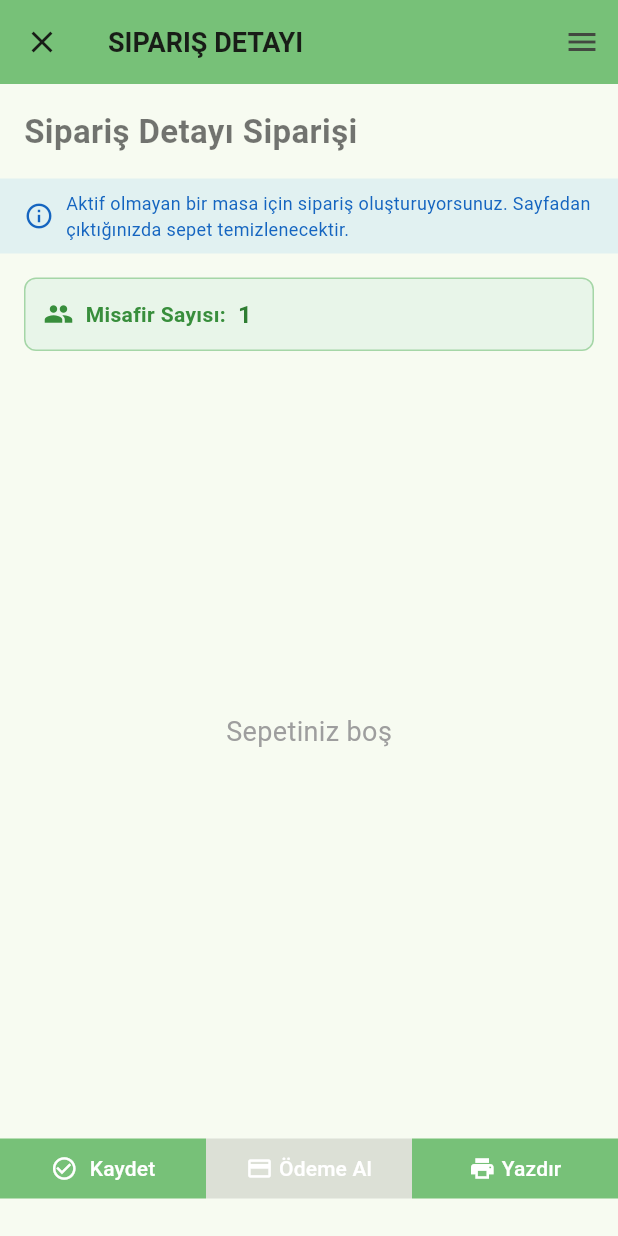
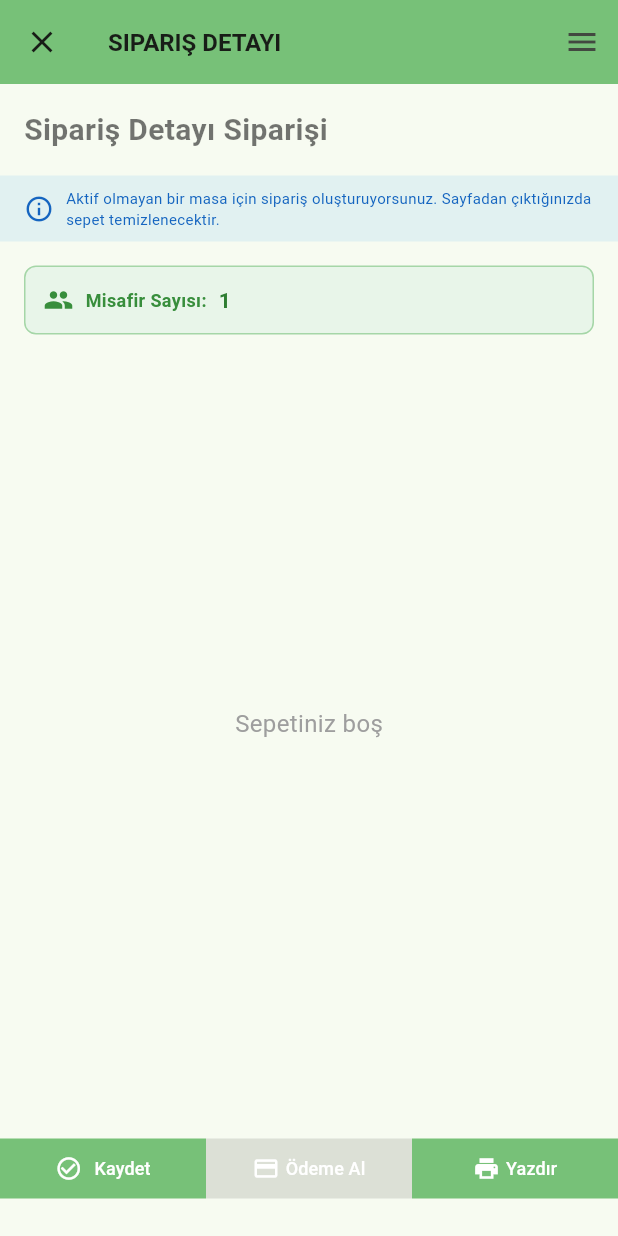
Before and after one commit to gorkemoa/pos701, a Flutter app: the BasketView screen opened by its route, on a phone screen of 412 x 824 dp. Run offline on Flutter 3.47's test engine with Material 3 defaults, Android fonts, the phone set to English and light mode, and no system bars; our stand-ins replace dio, fl_chart, logger, shared_preferences; accounts and stored records are empty.

Commit message:
Metin boyutları güncellendi. Sepet ve sipariş listesi görünümündeki metinlerin font boyutları küçültüldü, böylece kullanıcı arayüzü daha uyumlu hale getirildi. Ayrıca, sipariş listesi görünümünde düzenlemeler yapılarak, durum rozetleri ve detay satırları eklendi.

```diff
--- a/lib/views/basket_view.dart
+++ b/lib/views/basket_view.dart
@@ -382,10 +382,10 @@ class _BasketViewState extends State<BasketView> {
             children: [
               Text(
                 widget.tableName.toUpperCase(),
-                style: const TextStyle(fontSize: 18, fontWeight: FontWeight.bold),
+                style: const TextStyle(fontSize: 16, fontWeight: FontWeight.bold),
               ),
               if (widget.orderID != null)
-                Text("Sipariş #${widget.orderID}", style: const TextStyle(fontSize: 14)),
+                Text("Sipariş #${widget.orderID}", style: const TextStyle(fontSize: 12)),
             ],
           ),
           leading: IconButton(
@@ -417,7 +417,7 @@ class _BasketViewState extends State<BasketView> {
                         Text(
                           "${widget.tableName} Siparişi",
                           style: const TextStyle(
-                            fontSize: 22,
+                            fontSize: 20,
                             fontWeight: FontWeight.bold,
                             color: Colors.black54,
                           ),
@@ -444,7 +444,7 @@ class _BasketViewState extends State<BasketView> {
                                 Text(
                                   "#${widget.orderID}",
                                   style: TextStyle(
-                                    fontSize: 14,
+                                    fontSize: 12,
                                     fontWeight: FontWeight.bold,
                                     color: Color(AppConstants.primaryColorValue),
                                   ),
@@ -470,7 +470,7 @@ class _BasketViewState extends State<BasketView> {
                             child: Text(
                               "Mevcut siparişi düzenliyorsunuz. Güncellemek için tüm ürünleri ekleyin ve Güncelle butonuna basın.",
                               style: TextStyle(
-                                fontSize: 12,
+                                fontSize: 10,
                                 color: Colors.amber.shade800,
                               ),
                             ),
@@ -493,7 +493,7 @@ class _BasketViewState extends State<BasketView> {
                             child: Text(
                               "Aktif olmayan bir masa için sipariş oluşturuyorsunuz. Sayfadan çıktığınızda sepet temizlenecektir.",
                               style: TextStyle(
-                                fontSize: 12,
+                                fontSize: 10,
                                 color: Colors.blue.shade800,
                               ),
                             ),
@@ -526,7 +526,7 @@ class _BasketViewState extends State<BasketView> {
                                   style: TextStyle(
                                     fontWeight: FontWeight.bold,
                                     color: Colors.blue.shade700,
-                                    fontSize: 14,
+                                    fontSize: 12,
                                   ),
                                 ),
                                 const SizedBox(height: 4),
@@ -534,7 +534,7 @@ class _BasketViewState extends State<BasketView> {
                                   _orderDesc,
                                   style: TextStyle(
                                     color: Colors.blue.shade800,
-                                    fontSize: 13,
+                                    fontSize: 11,
                                   ),
                                 ),
                               ],
@@ -562,7 +562,7 @@ class _BasketViewState extends State<BasketView> {
                           style: TextStyle(
                             fontWeight: FontWeight.bold,
                             color: Colors.green.shade700,
-                            fontSize: 14,
+                            fontSize: 12,
                           ),
                         ),
                         const SizedBox(width: 8),
@@ -570,7 +570,7 @@ class _BasketViewState extends State<BasketView> {
                           '$_orderGuest',
                           style: TextStyle(
                             color: Colors.green.shade800,
-                            fontSize: 16,
+                            fontSize: 14,
                             fontWeight: FontWeight.bold,
                           ),
                         ),
@@ -586,7 +586,7 @@ class _BasketViewState extends State<BasketView> {
                           return const Center(
                             child: Text(
                               "Sepetiniz boş",
-                              style: TextStyle(fontSize: 18, color: Colors.grey),
+                              style: TextStyle(fontSize: 16, color: Colors.grey),
                             ),
                           );
                         }
@@ -680,7 +680,7 @@ class _BasketViewState extends State<BasketView> {
                                 const SizedBox(width: 8),
                                 Text(
                                   widget.orderID != null ? "Güncelle" : "Kaydet",
-                                  style: const TextStyle(color: Colors.white, fontSize: 14)
+                                  style: const TextStyle(color: Colors.white, fontSize: 12)
                                 ),
                               ],
                             ),
@@ -754,7 +754,7 @@ class _BasketViewState extends State<BasketView> {
                               children: [
                                 Icon(Icons.payment, color: Colors.white, size: 18),
                                 SizedBox(width: 4),
-                                Text("Ödeme Al", style: TextStyle(color: Colors.white, fontSize: 14)),
+                                Text("Ödeme Al", style: TextStyle(color: Colors.white, fontSize: 12)),
                               ],
                             ),
                           ),
@@ -780,7 +780,7 @@ class _BasketViewState extends State<BasketView> {
                               children: [
                                 Icon(Icons.print, color: Colors.white, size: 18),
                                 SizedBox(width: 4),
-                                Text("Yazdır", style: TextStyle(color: Colors.white, fontSize: 14)),
+                                Text("Yazdır", style: TextStyle(color: Colors.white, fontSize: 12)),
                               ],
                             ),
                           ),
@@ -834,7 +834,7 @@ class _BasketViewState extends State<BasketView> {
               padding: const EdgeInsets.symmetric(horizontal: 8.0),
               child: Text(
                 item.proQty.toString(),
-                style: const TextStyle(fontSize: 16, fontWeight: FontWeight.bold),
+                style: const TextStyle(fontSize: 14, fontWeight: FontWeight.bold),
               ),
             ),
 
@@ -858,7 +858,7 @@ class _BasketViewState extends State<BasketView> {
                         Expanded(
                           child: Text(
                             item.product.proName,
-                            style: const TextStyle(fontSize: 16, fontWeight: FontWeight.bold),
+                            style: const TextStyle(fontSize: 14, fontWeight: FontWeight.bold),
                           ),
                         ),
                         if (item.isGift)
@@ -889,12 +889,12 @@ class _BasketViewState extends State<BasketView> {
                     ),
                     Text(
                       "Birim Fiyat: ₺${item.product.proPrice}",
-                      style: TextStyle(fontSize: 12, color: Colors.grey.shade600),
+                      style: TextStyle(fontSize: 10, color: Colors.grey.shade600),
                     ),
                     if (item.proNote.isNotEmpty)
                       Text(
                         "Not: ${item.proNote}",
-                        style: TextStyle(fontSize: 12, color: Colors.blue.shade600, fontStyle: FontStyle.italic),
+                        style: TextStyle(fontSize: 10, color: Colors.blue.shade600, fontStyle: FontStyle.italic),
                         maxLines: 1,
                         overflow: TextOverflow.ellipsis,
                       ),
@@ -909,7 +909,7 @@ class _BasketViewState extends State<BasketView> {
                 Text(
                   item.isGift ? "₺0.00" : "₺${item.totalPrice.toStringAsFixed(2)}",
                   style: TextStyle(
-                    fontSize: 16,
+                    fontSize: 14,
                     fontWeight: FontWeight.bold,
                     color: item.isGift ? Colors.red.shade700 : Colors.black,
                   ),
@@ -917,7 +917,7 @@ class _BasketViewState extends State<BasketView> {
                   if (item.proQty > 1 && !item.isGift)
                   Text(
                     "${item.proQty} x ₺${(item.totalPrice / item.proQty).toStringAsFixed(2)}",
-                    style: TextStyle(fontSize: 12, color: Colors.grey.shade600),
+                    style: TextStyle(fontSize: 10, color: Colors.grey.shade600),
                   ),
               ],
             ),
@@ -972,14 +972,14 @@ class _BasketViewState extends State<BasketView> {
           Text(
             label,
             style: TextStyle(
-              fontSize: 16,
+              fontSize: 14,
               fontWeight: isBold ? FontWeight.bold : FontWeight.normal,
             ),
           ),
           Text(
             value,
             style: TextStyle(
-              fontSize: 16,
+              fontSize: 14,
               fontWeight: isBold ? FontWeight.bold : FontWeight.normal,
             ),
           ),
```
Also changed, not shown: lib/views/order_list_view.dart (+134 -87 lines).
